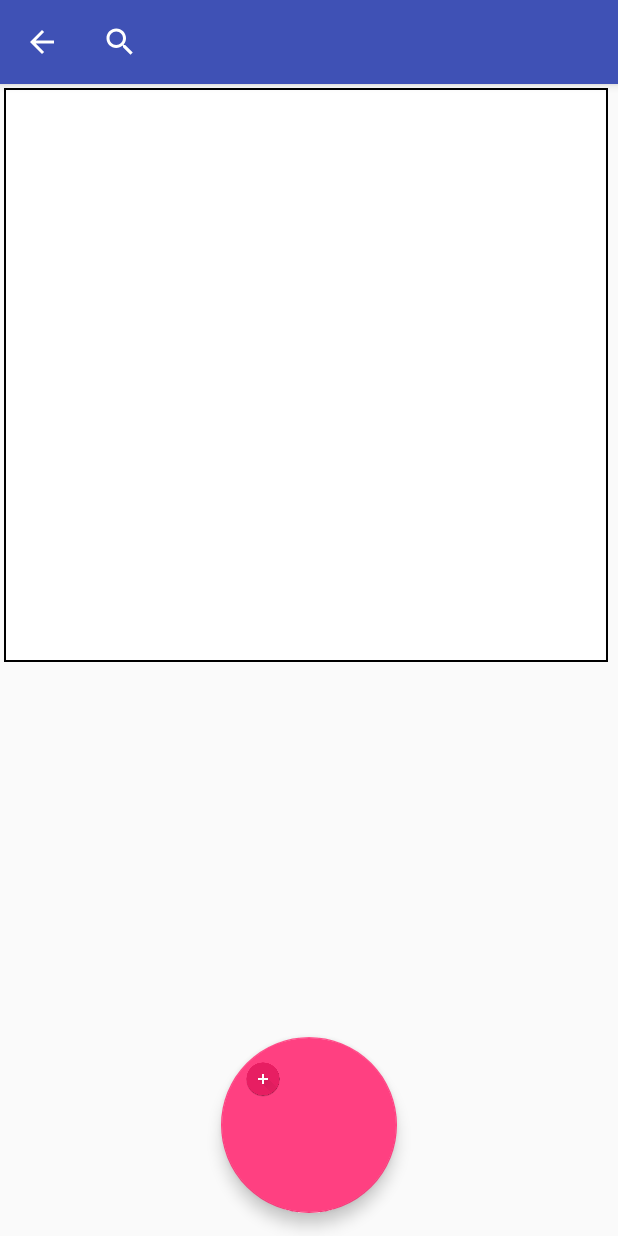
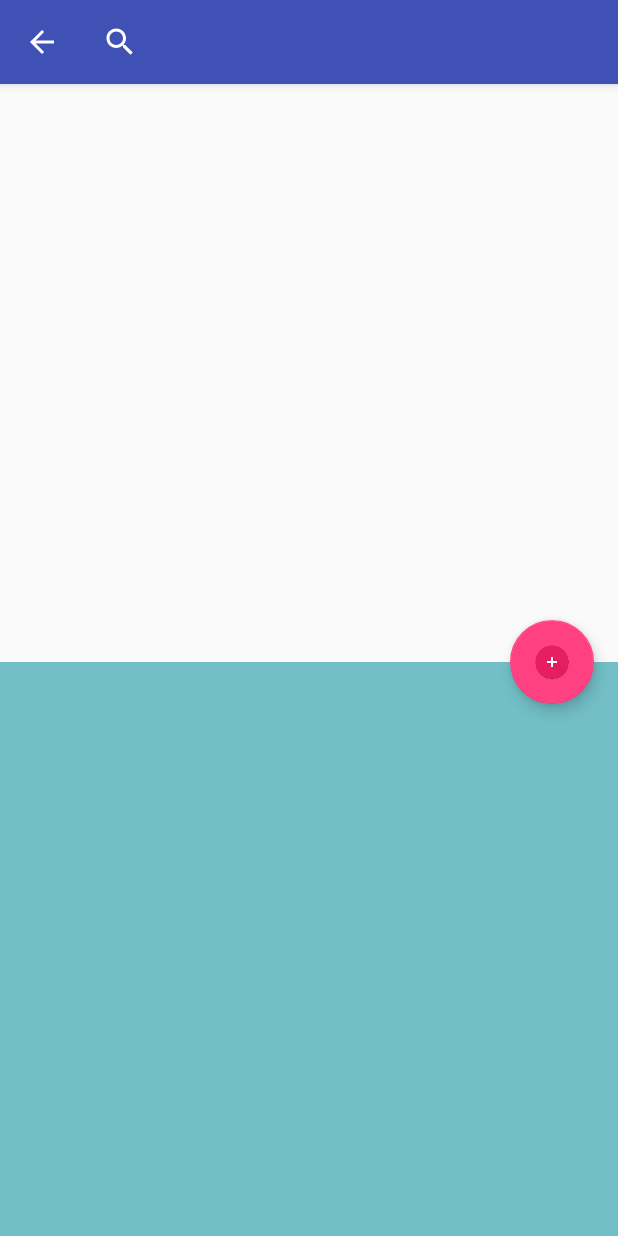
Before and after one commit to raviprakashmishra/ILoveZappos, an Android app: the ProductDetailsActivity screen opened directly, with no data from a screen before it, after a tap on "search product", on a phone screen of 412 x 824 dp. Run offline under Robolectric (Android 15) with nearby library versions, the phone set to English and light mode, and no system bars; our stand-ins replace data binding; 1 statement that could not run was skipped; 1 other tap on this screen came first.

Commit message:
added coordinator layout fot product details page

```diff
--- a/app/src/main/java/com/example/rpmnitp/helper/IConstant.java
+++ b/app/src/main/java/com/example/rpmnitp/helper/IConstant.java
@@ -10,4 +10,9 @@ public interface IConstant {
     public static String API_KEY = "b743e26728e16b81da139182bb2094357c31d331";
     public static String SEL_PRODUCT = "selectedProduct";
     public static String BASE_URL = "https://api.zappos.com";
+    public static String PROD_ADDED_MSG = "Product added into cart";
+    public static String HASH_SEPARATOR = "#";
+    public static String URI = "uri";
+    public static String SHARED_MESSAGE = "shared message";
+
 }
--- a/app/src/main/java/com/example/rpmnitp/ilovezappos/BaseActivity.java
+++ b/app/src/main/java/com/example/rpmnitp/ilovezappos/BaseActivity.java
@@ -7,6 +7,8 @@ import android.support.v7.app.AppCompatActivity;
 import android.view.Menu;
 import android.view.MenuInflater;
 import android.widget.SearchView;
+
+import com.example.rpmnitp.helper.IConstant;
 
 /**
  * This class creates search View for the App
--- a/app/src/main/java/com/example/rpmnitp/ilovezappos/MainActivity.java
+++ b/app/src/main/java/com/example/rpmnitp/ilovezappos/MainActivity.java
@@ -18,4 +18,6 @@ public class MainActivity extends BaseActivity {
         setContentView(R.layout.activity_main);
     }
 
+
+
 }
--- a/app/src/main/java/com/example/rpmnitp/ilovezappos/ProductDetailsActivity.java
+++ b/app/src/main/java/com/example/rpmnitp/ilovezappos/ProductDetailsActivity.java
@@ -10,6 +10,7 @@ import android.view.animation.AccelerateDecelerateInterpolator;
 
 import android.widget.Toast;
 
+import com.example.rpmnitp.helper.IConstant;
 import com.example.rpmnitp.ilovezappos.databinding.ProductDetailBinding;
 import com.example.rpmnitp.processing.Product;
 
@@ -54,7 +55,7 @@ public class ProductDetailsActivity extends BaseActivity {
         fab.setOnClickListener(new View.OnClickListener() {
             @Override
             public void onClick(View view) {
-                Toast.makeText(activity," Product added into cart", Toast.LENGTH_LONG).show();
+                Toast.makeText(activity, IConstant.PROD_ADDED_MSG, Toast.LENGTH_LONG).show();
                 //Intent intent = new Intent(activity, CardFlipActivity.class);
                // startActivity(intent);
                callFlipCard();
@@ -73,7 +74,7 @@ public class ProductDetailsActivity extends BaseActivity {
 
         View prodImgView = findViewById(R.id.prod_image);
         ObjectAnimator animation = ObjectAnimator.ofFloat(prodImgView, "rotationY", 0.0f, 360f);
-        animation.setDuration(500);
+        animation.setDuration(1000);
         animation.setRepeatCount(1);
         animation.setInterpolator(new AccelerateDecelerateInterpolator());
         animation.start();
--- a/app/src/main/java/com/example/rpmnitp/ilovezappos/ProductListActivity.java
+++ b/app/src/main/java/com/example/rpmnitp/ilovezappos/ProductListActivity.java
@@ -15,6 +15,7 @@ import android.widget.ListAdapter;
 import android.widget.ListView;
 
 import com.example.rpmnitp.adapters.SearchResultArrayAdapter;
+import com.example.rpmnitp.helper.IConstant;
 import com.example.rpmnitp.processing.Product;
 import com.example.rpmnitp.processing.RestAPIProcessingBuilder;
 
--- a/app/src/main/res/layout/activity_main.xml
+++ b/app/src/main/res/layout/activity_main.xml
@@ -4,10 +4,6 @@
     android:id="@+id/activity_main"
     android:layout_width="match_parent"
     android:layout_height="match_parent"
-    android:paddingBottom="@dimen/activity_vertical_margin"
-    android:paddingLeft="@dimen/activity_horizontal_margin"
-    android:paddingRight="@dimen/activity_horizontal_margin"
-    android:paddingTop="@dimen/activity_vertical_margin"
     tools:context="com.example.rpmnitp.ilovezappos.MainActivity">
 <!--
     <TextView
--- a/app/src/main/res/layout/product_detail.xml
+++ b/app/src/main/res/layout/product_detail.xml
@@ -4,6 +4,9 @@
     <data>
         <variable name="product" type="com.example.rpmnitp.processing.Product"/>
     </data>
+    <android.support.design.widget.CoordinatorLayout
+        android:layout_width="match_parent"
+        android:layout_height="match_parent">
     <LinearLayout
     android:orientation="vertical"
     android:layout_width="match_parent"
@@ -19,7 +22,6 @@
         android:layout_marginTop="4px"
         android:layout_weight="1"
         app:thumbnailImageUrl="@{product.thumbnailImageUrl}"
-        android:background="@drawable/border"
         >
         >
     </ImageView>
@@ -29,7 +31,8 @@
         android:orientation="vertical"
         android:layout_width="match_parent"
         android:layout_height="0dp"
-        android:layout_weight="1">>
+        android:layout_weight="1"
+        android:background="#73bfc7">>
 
 
         <TextView
@@ -39,7 +42,7 @@
             android:text="@{product.productName}"
             android:textStyle="bold"
             android:textSize="50px"
-            android:layout_weight="2">
+            android:layout_weight="1">
         </TextView>
 
         <TextView
@@ -63,20 +66,22 @@
             android:autoLink="web">
         </TextView>
 
-        <android.support.design.widget.FloatingActionButton
-                    android:id="@+id/fab"
-                    android:layout_width="match_parent"
-                    android:layout_height="0dp"
-                    android:layout_gravity="center_horizontal|center_vertical"
-                    android:layout_margin="15dp"
-                    android:layout_weight="2"
-                    android:src="@drawable/fab" />
-
-
-
 
     </LinearLayout>
 
 </LinearLayout>
 
+        <android.support.design.widget.FloatingActionButton
+            android:id="@+id/fab"
+            android:layout_width="wrap_content"
+            android:layout_height="wrap_content"
+            app:layout_anchor="@id/prod_image"
+            android:clickable="true"
+            app:layout_anchorGravity="bottom|right|end"
+            android:layout_margin="16dp"
+            android:layout_weight="2"
+            android:src="@drawable/fab" />
+
+    </android.support.design.widget.CoordinatorLayout>
+
 </layout>
--- a/app/src/main/res/values/colors.xml
+++ b/app/src/main/res/values/colors.xml
@@ -3,4 +3,5 @@
     <color name="colorPrimary">#3F51B5</color>
     <color name="colorPrimaryDark">#303F9F</color>
     <color name="colorAccent">#FF4081</color>
+    <color name="orange">#FF8F00</color>
 </resources>
```
Also changed, not shown: app/src/main/java/com/example/rpmnitp/processing/RestAPIProcessingBuilder.java (+1 -11 lines), app/src/main/res/values/dimens.xml (+8 -0 lines), app/src/main/res/values/styles.xml (+9 -0 lines). Lines whose indentation alone changed are shown as unchanged.
